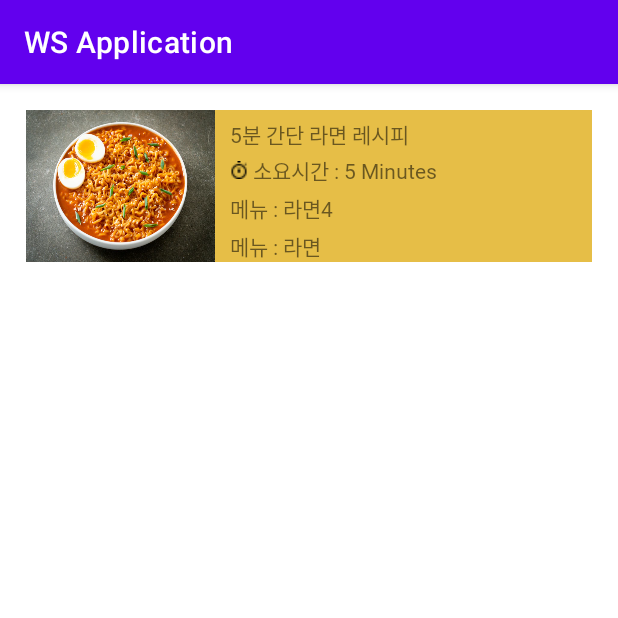
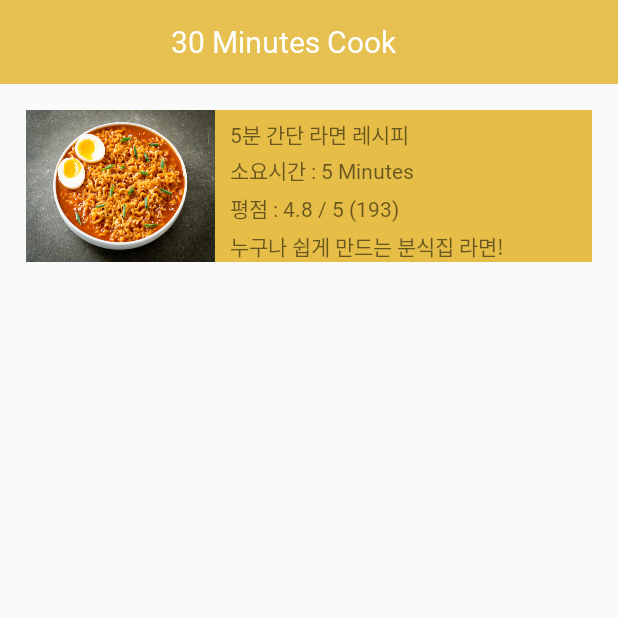
Before and after one commit to SeunPil/Android_WS, an Android app: the screen it shows after launch (MainActivity), on a phone screen of 412 x 824 dp, the top half of it. Run offline under Robolectric (Android 15) with nearby library versions, the phone set to English and light mode, and no system bars; libraries missing offline, so code that uses them is left out: com.ramotion.foldingcell; plain views replace FoldingCell; 2 statements that could not run were skipped.

Commit message:
Toolbar_making1

```diff
--- a/app/src/main/res/layout/activity_main.xml
+++ b/app/src/main/res/layout/activity_main.xml
@@ -5,21 +5,36 @@
     android:layout_width="match_parent"
     android:layout_height="match_parent"
     android:orientation="vertical"
-    tools:context=".MainActivity">
+    tools:context=".MainActivity"
+    >
+
+    <androidx.appcompat.widget.Toolbar
+        android:id="@+id/toolbar"
+        android:layout_width="match_parent"
+        android:layout_height="?attr/actionBarSize"
+        android:background="#E6C151"
+        app:titleTextColor="@color/white"
+        android:theme="@style/Theme.WSApplication"
+        android:fontFamily="@font/dalseohealingbold"
+        app:title="                     30 Minutes Cook"
+        />
+
 
 
     <com.ramotion.foldingcell.FoldingCell
         android:id="@+id/folding_cell"
         android:layout_width="match_parent"
         android:layout_height="wrap_content"
-        android:layout_margin="17dp">
+        android:layout_margin="17dp"
+        >
 
         <FrameLayout
             android:id="@+id/cell_content_view"
             android:layout_width="match_parent"
             android:layout_height="wrap_content"
             android:background="@android:color/holo_green_dark"
-            android:visibility="gone">
+            android:visibility="gone"
+            >
 
             <TextView
                 android:layout_width="match_parent"
@@ -31,13 +46,15 @@
         <FrameLayout
             android:id="@+id/cell_title_view"
             android:layout_width="match_parent"
-            android:layout_height="wrap_content">
+            android:layout_height="wrap_content"
+            >
 
             <LinearLayout
                 android:layout_width="match_parent"
                 android:layout_height="match_parent"
                 android:orientation="horizontal"
-                android:weightSum="6">
+                android:weightSum="6"
+                >
 
                 <ImageView
                     android:layout_width="wrap_content"
@@ -45,14 +62,16 @@
                     android:layout_weight="4"
                     android:scaleType="fitXY"
                     android:background="@android:color/darker_gray"
-                    android:src="@drawable/ramyeon2" />
+                    android:src="@drawable/ramyeon2"
+                    />
 
 <!--               #####  텍스트 레이아웃 -->
                 <LinearLayout
                     android:layout_width="match_parent"
                     android:layout_height="wrap_content"
                     android:orientation="vertical"
-                    android:weightSum="4">
+                    android:weightSum="4"
+                    >
 
 
 <!--                    ## 메뉴 -->
@@ -77,13 +96,12 @@
                         android:layout_weight="1"
                         android:background="#E6BE47"
                         android:fontFamily="@font/dalseohealingbold"
-                        android:drawableLeft="@drawable/timer_re"
-                        android:drawablePadding="3dp"
 
                         android:paddingLeft="10dp"
                         android:paddingTop="4dp"
 
-                        android:text="소요시간 : 5 Minutes" />
+                        android:text="소요시간 : 5 Minutes"
+                        />
 
 <!--                    ## 평점 -->
                     <TextView
@@ -96,7 +114,7 @@
                         android:paddingLeft="10dp"
                         android:paddingTop="4dp"
 
-                        android:text="메뉴 : 라면4" />
+                        android:text="평점 : 4.8 / 5 (193)" />
 
 <!--                    ## 음식 간단 설명 -->
                     <TextView
@@ -109,7 +127,7 @@
                         android:paddingLeft="10dp"
                         android:paddingTop="4dp"
 
-                        android:text="메뉴 : 라면" />
+                        android:text="누구나 쉽게 만드는 분식집 라면!" />
 
                 </LinearLayout>
 
--- a/app/src/main/res/values-night/themes.xml
+++ b/app/src/main/res/values-night/themes.xml
@@ -1,6 +1,6 @@
 <resources xmlns:tools="http://schemas.android.com/tools">
     <!-- Base application theme. -->
-    <style name="Theme.WSApplication" parent="Theme.MaterialComponents.DayNight.DarkActionBar">
+    <style name="Theme.WSApplication" parent="Theme.MaterialComponents.DayNight.NoActionBar">
         <!-- Primary brand color. -->
         <item name="colorPrimary">@color/purple_200</item>
         <item name="colorPrimaryVariant">@color/purple_700</item>
@@ -11,6 +11,7 @@
         <item name="colorOnSecondary">@color/black</item>
         <!-- Status bar color. -->
         <item name="android:statusBarColor">?attr/colorPrimaryVariant</item>
+        <item name="android:fontFamily">@font/dalseohealingbold</item>
         <!-- Customize your theme here. -->
     </style>
 </resources>
--- a/app/src/main/res/values/strings.xml
+++ b/app/src/main/res/values/strings.xml
@@ -1,3 +1,3 @@
 <resources>
-    <string name="app_name">WS Application</string>
+    <string name="app_name">30 Minutes Recipe</string>
 </resources>
--- a/app/src/main/res/values/themes.xml
+++ b/app/src/main/res/values/themes.xml
@@ -1,6 +1,6 @@
 <resources xmlns:tools="http://schemas.android.com/tools">
     <!-- Base application theme. -->
-    <style name="Theme.WSApplication" parent="Theme.MaterialComponents.DayNight.DarkActionBar">
+    <style name="Theme.WSApplication" parent="Theme.AppCompat.Light.NoActionBar">
         <!-- Primary brand color. -->
         <item name="colorPrimary">@color/purple_500</item>
         <item name="colorPrimaryVariant">@color/purple_700</item>
@@ -11,6 +11,7 @@
         <item name="colorOnSecondary">@color/black</item>
         <!-- Status bar color. -->
         <item name="android:statusBarColor">?attr/colorPrimaryVariant</item>
+        <item name="android:fontFamily">@font/dalseohealingbold</item>
         <!-- Customize your theme here. -->
     </style>
 </resources>
```
